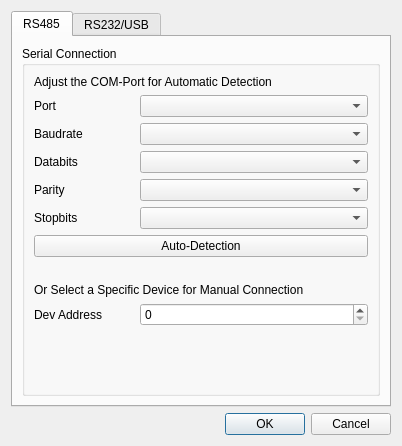
KAYA-Instruments/SDI-Control-Point, file dct_widgets/connectdialog/connectdialog.ui: the form before one commit.
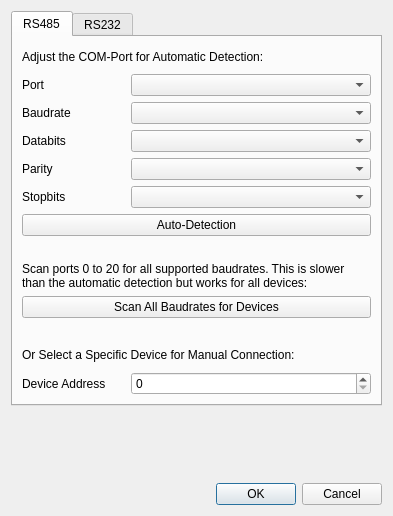
The form after the commit. Icons and pictures are not drawn.

Commit message:
Added a "Scan for devices" button to the connect dialog
- With the last commit the auto detection of the connect dialog was replaced
  by a new procedure which is faster but does not work with older devices,
  thus the old scan procedure can now be started by using the "scan" button
  in the connect dialog
- Cleanud up the look and feel of the  connect and settings dialog
- Updated the user manual

The edit to the form file:
```diff
--- a/dct_widgets/connectdialog/connectdialog.ui
+++ b/dct_widgets/connectdialog/connectdialog.ui
@@ -9,16 +9,25 @@
    <rect>
     <x>0</x>
     <y>0</y>
-    <width>402</width>
-    <height>446</height>
+    <width>393</width>
+    <height>516</height>
    </rect>
   </property>
   <property name="sizePolicy">
-   <sizepolicy hsizetype="Preferred" vsizetype="Preferred">
+   <sizepolicy hsizetype="Preferred" vsizetype="MinimumExpanding">
     <horstretch>0</horstretch>
     <verstretch>0</verstretch>
    </sizepolicy>
   </property>
+  <property name="minimumSize">
+   <size>
+    <width>0</width>
+    <height>0</height>
+   </size>
+  </property>
+  <property name="focusPolicy">
+   <enum>Qt::NoFocus</enum>
+  </property>
   <property name="contextMenuPolicy">
    <enum>Qt::NoContextMenu</enum>
   </property>
@@ -32,6 +41,9 @@
   <layout class="QVBoxLayout" name="verticalLayout">
    <item>
     <widget class="QTabWidget" name="tabController">
+     <property name="focusPolicy">
+      <enum>Qt::WheelFocus</enum>
+     </property>
      <property name="currentIndex">
       <number>0</number>
      </property>
@@ -41,18 +53,19 @@
       </attribute>
       <layout class="QVBoxLayout" name="verticalLayout_6">
        <item>
-        <widget class="QGroupBox" name="gboxSerial_2">
-         <property name="title">
-          <string>Serial Connection</string>
+        <widget class="QLabel" name="label_2">
+         <property name="text">
+          <string>Adjust the COM-Port for Automatic Detection:</string>
          </property>
-         <layout class="QGridLayout" name="gridLayout_2">
-          <item row="2" column="0">
+        </widget>
+       </item>
+       <item>
            <layout class="QHBoxLayout" name="horizontalLayout_11">
             <item>
              <widget class="QLabel" name="lblPortRS485">
               <property name="maximumSize">
                <size>
-                <width>100</width>
+             <width>120</width>
                 <height>16777215</height>
                </size>
               </property>
@@ -65,21 +78,24 @@
              <widget class="QComboBox" name="cbxPortRS485">
               <property name="minimumSize">
                <size>
-                <width>200</width>
+             <width>240</width>
                 <height>0</height>
                </size>
               </property>
+           <property name="focusPolicy">
+            <enum>Qt::WheelFocus</enum>
+           </property>
              </widget>
             </item>
            </layout>
           </item>
-          <item row="3" column="0">
+       <item>
            <layout class="QHBoxLayout" name="horizontalLayout_12">
             <item>
              <widget class="QLabel" name="lblBaudrateRS485">
               <property name="maximumSize">
                <size>
-                <width>100</width>
+             <width>120</width>
                 <height>16777215</height>
                </size>
               </property>
@@ -92,22 +108,18 @@
              <widget class="QComboBox" name="cbxBaudrateRS485">
               <property name="minimumSize">
                <size>
-                <width>200</width>
+             <width>240</width>
                 <height>0</height>
                </size>
               </property>
+           <property name="focusPolicy">
+            <enum>Qt::WheelFocus</enum>
+           </property>
              </widget>
             </item>
            </layout>
           </item>
-          <item row="1" column="0">
-           <widget class="QLabel" name="label_2">
-            <property name="text">
-             <string>Adjust the COM-Port for Automatic Detection</string>
-            </property>
-           </widget>
-          </item>
-          <item row="4" column="0">
+       <item>
            <layout class="QHBoxLayout" name="horizontalLayout_13">
             <item>
              <widget class="QLabel" name="lblDatabitsRS485">
@@ -116,7 +128,7 @@
               </property>
               <property name="maximumSize">
                <size>
-                <width>100</width>
+             <width>120</width>
                 <height>16777215</height>
                </size>
               </property>
@@ -132,31 +144,18 @@
               </property>
               <property name="minimumSize">
                <size>
-                <width>200</width>
+             <width>240</width>
                 <height>0</height>
                </size>
               </property>
+           <property name="focusPolicy">
+            <enum>Qt::WheelFocus</enum>
+           </property>
              </widget>
             </item>
            </layout>
           </item>
-          <item row="8" column="0">
-           <spacer name="verticalSpacer_3">
-            <property name="orientation">
-             <enum>Qt::Vertical</enum>
-            </property>
-            <property name="sizeType">
-             <enum>QSizePolicy::Fixed</enum>
-            </property>
-            <property name="sizeHint" stdset="0">
-             <size>
-              <width>20</width>
-              <height>20</height>
-             </size>
-            </property>
-           </spacer>
-          </item>
-          <item row="5" column="0">
+       <item>
            <layout class="QHBoxLayout" name="horizontalLayout_14">
             <item>
              <widget class="QLabel" name="lblParityRS485">
@@ -165,7 +164,7 @@
               </property>
               <property name="maximumSize">
                <size>
-                <width>100</width>
+             <width>120</width>
                 <height>16777215</height>
                </size>
               </property>
@@ -181,37 +180,140 @@
               </property>
               <property name="minimumSize">
                <size>
-                <width>200</width>
+             <width>240</width>
                 <height>0</height>
                </size>
               </property>
+           <property name="focusPolicy">
+            <enum>Qt::WheelFocus</enum>
+           </property>
              </widget>
             </item>
            </layout>
           </item>
-          <item row="18" column="0">
+       <item>
+        <layout class="QHBoxLayout" name="horizontalLayout_15">
+         <item>
+          <widget class="QLabel" name="lblStopbitsRS485">
+           <property name="enabled">
+            <bool>true</bool>
+           </property>
+           <property name="maximumSize">
+            <size>
+             <width>120</width>
+             <height>16777215</height>
+            </size>
+           </property>
+           <property name="text">
+            <string>Stopbits</string>
+           </property>
+          </widget>
+         </item>
+         <item>
+          <widget class="QComboBox" name="cbxStopbitsRS485">
+           <property name="enabled">
+            <bool>true</bool>
+           </property>
+           <property name="minimumSize">
+            <size>
+             <width>240</width>
+             <height>0</height>
+            </size>
+           </property>
+           <property name="focusPolicy">
+            <enum>Qt::WheelFocus</enum>
+           </property>
+          </widget>
+         </item>
+        </layout>
+       </item>
+       <item>
+        <widget class="QPushButton" name="btDetect">
+         <property name="sizePolicy">
+          <sizepolicy hsizetype="Minimum" vsizetype="Fixed">
+           <horstretch>0</horstretch>
+           <verstretch>0</verstretch>
+          </sizepolicy>
+         </property>
+         <property name="focusPolicy">
+          <enum>Qt::StrongFocus</enum>
+         </property>
+         <property name="toolTip">
+          <string>Automatically Scan for Devices on the given COM-Port</string>
+         </property>
+         <property name="text">
+          <string>Auto-Detection</string>
+         </property>
+        </widget>
+       </item>
+       <item>
+        <spacer name="verticalSpacer_3">
+         <property name="orientation">
+          <enum>Qt::Vertical</enum>
+         </property>
+         <property name="sizeType">
+          <enum>QSizePolicy::Fixed</enum>
+         </property>
+         <property name="sizeHint" stdset="0">
+          <size>
+           <width>20</width>
+           <height>20</height>
+          </size>
+         </property>
+        </spacer>
+       </item>
+       <item>
+        <widget class="QLabel" name="label_3">
+         <property name="sizePolicy">
+          <sizepolicy hsizetype="Preferred" vsizetype="Minimum">
+           <horstretch>0</horstretch>
+           <verstretch>0</verstretch>
+          </sizepolicy>
+         </property>
+         <property name="text">
+          <string>Scan ports 0 to 20 for all supported baudrates. This is slower than the automatic detection but works for all devices:</string>
+         </property>
+         <property name="wordWrap">
+          <bool>true</bool>
+         </property>
+        </widget>
+       </item>
+       <item>
+        <widget class="QPushButton" name="btScan">
+         <property name="focusPolicy">
+          <enum>Qt::StrongFocus</enum>
+         </property>
+         <property name="text">
+          <string>Scan All Baudrates for Devices</string>
+         </property>
+        </widget>
+       </item>
+       <item>
            <spacer name="verticalSpacer_2">
             <property name="orientation">
              <enum>Qt::Vertical</enum>
             </property>
+         <property name="sizeType">
+          <enum>QSizePolicy::Fixed</enum>
+         </property>
             <property name="sizeHint" stdset="0">
              <size>
               <width>20</width>
-              <height>40</height>
+           <height>20</height>
              </size>
             </property>
            </spacer>
           </item>
-          <item row="9" column="0">
+       <item>
            <widget class="QLabel" name="label">
             <property name="sizePolicy">
-             <sizepolicy hsizetype="Preferred" vsizetype="Preferred">
+          <sizepolicy hsizetype="MinimumExpanding" vsizetype="Preferred">
               <horstretch>0</horstretch>
               <verstretch>0</verstretch>
              </sizepolicy>
             </property>
             <property name="text">
-             <string>Or Select a Specific Device for Manual Connection</string>
+          <string>Or Select a Specific Device for Manual Connection:  </string>
             </property>
             <property name="scaledContents">
              <bool>false</bool>
@@ -221,18 +323,18 @@
             </property>
            </widget>
           </item>
-          <item row="17" column="0">
+       <item>
            <layout class="QHBoxLayout" name="horizontalLayout_16">
             <item>
              <widget class="QLabel" name="lblDevAddrRS485">
               <property name="maximumSize">
                <size>
-                <width>100</width>
+             <width>120</width>
                 <height>16777215</height>
                </size>
               </property>
               <property name="text">
-               <string>Dev Address</string>
+            <string>Device Address</string>
               </property>
              </widget>
             </item>
@@ -244,138 +346,33 @@
                 <verstretch>0</verstretch>
                </sizepolicy>
               </property>
-             </widget>
-            </item>
-           </layout>
-          </item>
-          <item row="7" column="0">
-           <widget class="QPushButton" name="btScan">
-            <property name="sizePolicy">
-             <sizepolicy hsizetype="Minimum" vsizetype="Fixed">
-              <horstretch>0</horstretch>
-              <verstretch>0</verstretch>
-             </sizepolicy>
-            </property>
-            <property name="toolTip">
-             <string>Automatically Scan for Devices on the given COM-Port</string>
-            </property>
-            <property name="text">
-             <string>Auto-Detection</string>
-            </property>
-           </widget>
-          </item>
-          <item row="6" column="0">
-           <layout class="QHBoxLayout" name="horizontalLayout_15">
-            <item>
-             <widget class="QLabel" name="lblStopbitsRS485">
-              <property name="enabled">
-               <bool>true</bool>
-              </property>
-              <property name="maximumSize">
-               <size>
-                <width>100</width>
-                <height>16777215</height>
-               </size>
-              </property>
-              <property name="text">
-               <string>Stopbits</string>
-              </property>
-             </widget>
-            </item>
-            <item>
-             <widget class="QComboBox" name="cbxStopbitsRS485">
-              <property name="enabled">
-               <bool>true</bool>
-              </property>
               <property name="minimumSize">
                <size>
-                <width>200</width>
+             <width>240</width>
                 <height>0</height>
                </size>
               </property>
+           <property name="focusPolicy">
+            <enum>Qt::WheelFocus</enum>
+           </property>
              </widget>
             </item>
            </layout>
-          </item>
-         </layout>
-        </widget>
        </item>
       </layout>
      </widget>
      <widget class="QWidget" name="tabRS232">
       <attribute name="title">
-       <string>RS232/USB</string>
+       <string>RS232</string>
       </attribute>
       <layout class="QVBoxLayout" name="verticalLayout_3">
        <item>
-        <layout class="QVBoxLayout" name="verticalLayout_2">
-         <item>
-          <widget class="QGroupBox" name="gboxSerial">
-           <property name="title">
-            <string>Serial Connection</string>
-           </property>
-           <layout class="QGridLayout" name="gridLayout">
-            <item row="3" column="0">
-             <layout class="QHBoxLayout" name="horizontalLayout_4">
-              <item>
-               <widget class="QLabel" name="lblParityRS232">
-                <property name="maximumSize">
-                 <size>
-                  <width>100</width>
-                  <height>16777215</height>
-                 </size>
-                </property>
-                <property name="text">
-                 <string>Parity</string>
-                </property>
-               </widget>
-              </item>
-              <item>
-               <widget class="QComboBox" name="cbxParityRS232">
-                <property name="minimumSize">
-                 <size>
-                  <width>200</width>
-                  <height>0</height>
-                 </size>
-                </property>
-               </widget>
-              </item>
-             </layout>
-            </item>
-            <item row="4" column="0">
-             <layout class="QHBoxLayout" name="horizontalLayout_5">
-              <item>
-               <widget class="QLabel" name="lblStopbitsRS232">
-                <property name="maximumSize">
-                 <size>
-                  <width>100</width>
-                  <height>16777215</height>
-                 </size>
-                </property>
-                <property name="text">
-                 <string>Stopbits</string>
-                </property>
-               </widget>
-              </item>
-              <item>
-               <widget class="QComboBox" name="cbxStopbitsRS232">
-                <property name="minimumSize">
-                 <size>
-                  <width>200</width>
-                  <height>0</height>
-                 </size>
-                </property>
-               </widget>
-              </item>
-             </layout>
-            </item>
-            <item row="0" column="0">
              <layout class="QHBoxLayout" name="horizontalLayout">
               <item>
                <widget class="QLabel" name="lblPortRS232">
                 <property name="maximumSize">
                  <size>
-                  <width>100</width>
+             <width>120</width>
                   <height>16777215</height>
                  </size>
                 </property>
@@ -388,21 +385,24 @@
                <widget class="QComboBox" name="cbxPortRS232">
                 <property name="minimumSize">
                  <size>
-                  <width>200</width>
+             <width>240</width>
                   <height>0</height>
                  </size>
                 </property>
+           <property name="focusPolicy">
+            <enum>Qt::WheelFocus</enum>
+           </property>
                </widget>
               </item>
              </layout>
             </item>
-            <item row="1" column="0">
+       <item>
              <layout class="QHBoxLayout" name="horizontalLayout_2">
               <item>
                <widget class="QLabel" name="lblBaudrateRS232">
                 <property name="maximumSize">
                  <size>
-                  <width>100</width>
+             <width>120</width>
                   <height>16777215</height>
                  </size>
                 </property>
@@ -415,21 +415,24 @@
                <widget class="QComboBox" name="cbxBaudrateRS232">
                 <property name="minimumSize">
                  <size>
-                  <width>200</width>
+             <width>240</width>
                   <height>0</height>
                  </size>
                 </property>
+           <property name="focusPolicy">
+            <enum>Qt::WheelFocus</enum>
+           </property>
                </widget>
               </item>
              </layout>
             </item>
-            <item row="2" column="0">
+       <item>
              <layout class="QHBoxLayout" name="horizontalLayout_3">
               <item>
                <widget class="QLabel" name="lblDatabitsRS232">
                 <property name="maximumSize">
                  <size>
-                  <width>100</width>
+             <width>120</width>
                   <height>16777215</height>
                  </size>
                 </property>
@@ -442,15 +445,78 @@
                <widget class="QComboBox" name="cbxDatabitsRS232">
                 <property name="minimumSize">
                  <size>
-                  <width>200</width>
+             <width>240</width>
                   <height>0</height>
                  </size>
                 </property>
+           <property name="focusPolicy">
+            <enum>Qt::WheelFocus</enum>
+           </property>
                </widget>
               </item>
              </layout>
             </item>
-            <item row="5" column="0">
+       <item>
+        <layout class="QHBoxLayout" name="horizontalLayout_4">
+         <item>
+          <widget class="QLabel" name="lblParityRS232">
+           <property name="maximumSize">
+            <size>
+             <width>120</width>
+             <height>16777215</height>
+            </size>
+           </property>
+           <property name="text">
+            <string>Parity</string>
+           </property>
+          </widget>
+         </item>
+         <item>
+          <widget class="QComboBox" name="cbxParityRS232">
+           <property name="minimumSize">
+            <size>
+             <width>240</width>
+             <height>0</height>
+            </size>
+           </property>
+           <property name="focusPolicy">
+            <enum>Qt::WheelFocus</enum>
+           </property>
+          </widget>
+         </item>
+        </layout>
+       </item>
+       <item>
+        <layout class="QHBoxLayout" name="horizontalLayout_5">
+         <item>
+          <widget class="QLabel" name="lblStopbitsRS232">
+           <property name="maximumSize">
+            <size>
+             <width>120</width>
+             <height>16777215</height>
+            </size>
+           </property>
+           <property name="text">
+            <string>Stopbits</string>
+           </property>
+          </widget>
+         </item>
+         <item>
+          <widget class="QComboBox" name="cbxStopbitsRS232">
+           <property name="minimumSize">
+            <size>
+             <width>240</width>
+             <height>0</height>
+            </size>
+           </property>
+           <property name="focusPolicy">
+            <enum>Qt::WheelFocus</enum>
+           </property>
+          </widget>
+         </item>
+        </layout>
+       </item>
+       <item>
              <spacer name="verticalSpacer">
               <property name="orientation">
                <enum>Qt::Vertical</enum>
@@ -458,24 +524,35 @@
               <property name="sizeHint" stdset="0">
                <size>
                 <width>20</width>
-                <height>40</height>
+           <height>0</height>
                </size>
               </property>
              </spacer>
             </item>
            </layout>
           </widget>
-         </item>
-        </layout>
-       </item>
-      </layout>
-     </widget>
-    </widget>
+    </widget>
+   </item>
+   <item>
+    <spacer name="verticalSpacer_4">
+     <property name="orientation">
+      <enum>Qt::Vertical</enum>
+     </property>
+     <property name="sizeType">
+      <enum>QSizePolicy::MinimumExpanding</enum>
+     </property>
+     <property name="sizeHint" stdset="0">
+      <size>
+       <width>20</width>
+       <height>0</height>
+      </size>
+     </property>
+    </spacer>
    </item>
    <item>
     <widget class="QDialogButtonBox" name="buttonBox">
      <property name="focusPolicy">
-      <enum>Qt::StrongFocus</enum>
+      <enum>Qt::NoFocus</enum>
      </property>
      <property name="orientation">
       <enum>Qt::Horizontal</enum>
```
Left out of the diff: 7 changed lines with no effect on the pictures. Lines whose indentation alone changed are shown as unchanged. The commit also changes 8 other files.
